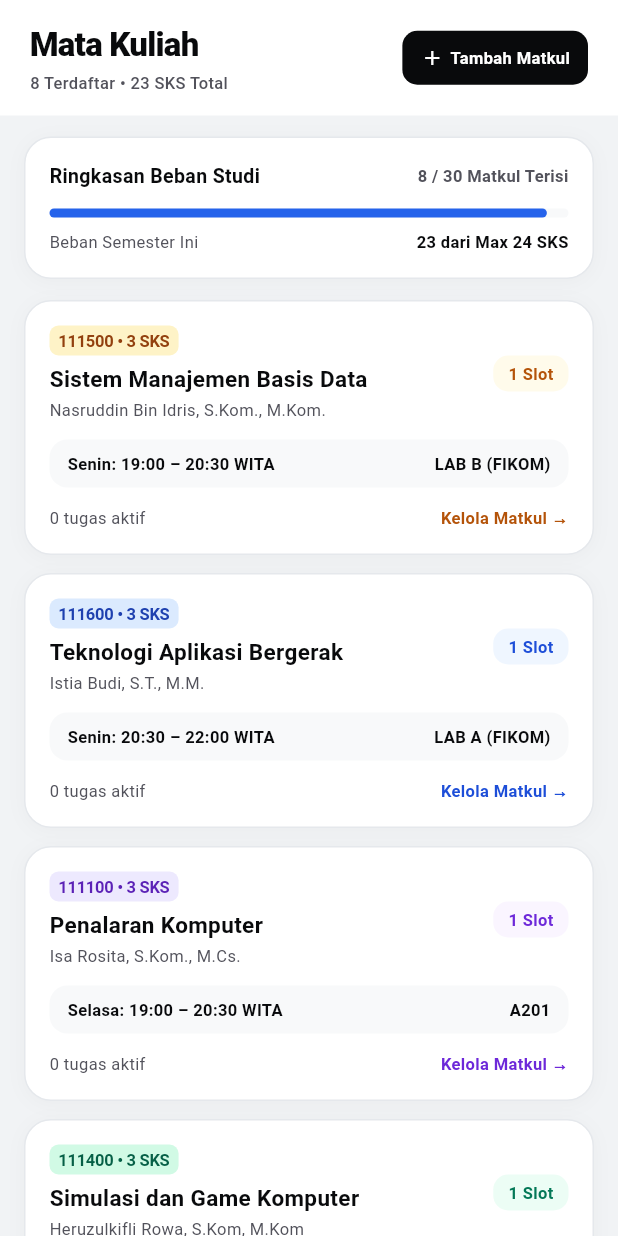
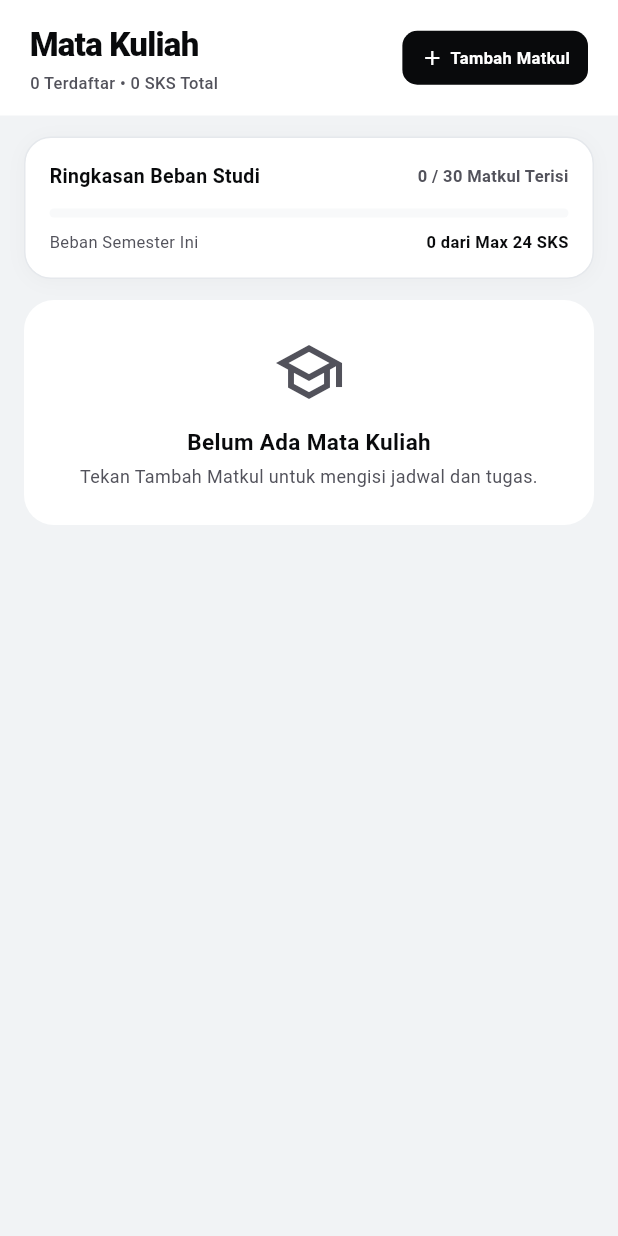
Before and after one commit to FaridNR/Notebook-UM, a Flutter app: the CoursesScreen screen opened directly with empty values, on a phone screen of 412 x 824 dp. Run offline on Flutter 3.47's test engine with Material 3 defaults, Android fonts, the phone set to English and light mode, and no system bars; our stand-ins replace sqflite, sqflite_common_ffi; accounts and stored records are empty; Roboto replaces fonts that are missing (-apple-system).

Commit message:
M3: Pindahkan seluruh data (mata kuliah, jadwal, dan profil) ke SQLite serta verifikasi CRUD dan persistensi lifecycle

```diff
--- a/lib/main.dart
+++ b/lib/main.dart
@@ -27,25 +27,30 @@ void main() {
 }
 
 class NoteBookUMApp extends StatefulWidget {
-  const NoteBookUMApp({super.key});
+  final AppState? appState;
+
+  const NoteBookUMApp({super.key, this.appState});
 
   @override
   State<NoteBookUMApp> createState() => _NoteBookUMAppState();
 }
 
 class _NoteBookUMAppState extends State<NoteBookUMApp> with WidgetsBindingObserver {
-  final AppState _appState = AppState();
+  late final AppState _appState;
 
   @override
   void initState() {
     super.initState();
+    _appState = widget.appState ?? AppState();
     WidgetsBinding.instance.addObserver(this);
   }
 
   @override
   void dispose() {
     WidgetsBinding.instance.removeObserver(this);
-    _appState.dispose();
+    if (widget.appState == null) {
+      _appState.dispose();
+    }
     super.dispose();
   }
 
--- a/lib/state/app_state.dart
+++ b/lib/state/app_state.dart
@@ -22,7 +22,7 @@ class AppState extends ChangeNotifier {
   String _displayName = 'Farid Noor Rahman';
   String _nim = '2411001';
   String _prodi = 'S1 Informatika • IFB5J';
-  final String _campus = 'Universitas Mulia';
+  String _campus = 'Universitas Mulia';
   String _timezone = 'Asia/Makassar';
   bool _isLoggedIn = true;
 
@@ -73,24 +73,21 @@ class AppState extends ChangeNotifier {
   bool _isDbLoaded = false;
   bool get isDbLoaded => _isDbLoaded;
 
+  Future<void>? _loadDbFuture;
+  Future<void> get loadDbFuture => _loadDbFuture ?? Future.value();
+
   AppState({DatabaseService? dbService}) : _dbService = dbService ?? DatabaseService.instance {
     _liveNow = TimeService.nowInWita();
     _startMinuteTicker();
     _initializeData();
-    _loadFromDatabase();
+    _loadDbFuture = _loadFromDatabase();
   }
 
   Future<void> _loadFromDatabase() async {
     try {
-      final hasCourses = await _dbService.hasCourses();
-      if (!hasCourses) {
-        await _dbService.seedInitialCourses(_courses);
-      } else {
-        final loadedCourses = await _dbService.getCourses();
-        if (loadedCourses.isNotEmpty) {
-          _courses = loadedCourses;
-        }
-      }
+      // Seluruh data mata kuliah & jadwal dimuat langsung dari basis data SQLite
+      final loadedCourses = await _dbService.getCourses();
+      _courses = loadedCourses;
 
       // Selalu load seluruh catatan tugas & pengaturan dari database SQLite
       final loadedTasks = await _dbService.getTasks();
@@ -101,7 +98,9 @@ class AppState extends ChangeNotifier {
       if (settings.containsKey('display_name')) _displayName = settings['display_name']!;
       if (settings.containsKey('nim')) _nim = settings['nim']!;
       if (settings.containsKey('prodi')) _prodi = settings['prodi']!;
+      if (settings.containsKey('campus')) _campus = settings['campus']!;
       if (settings.containsKey('timezone')) _timezone = settings['timezone']!;
+      if (settings.containsKey('is_logged_in')) _isLoggedIn = settings['is_logged_in'] == '1';
       if (settings.containsKey('is_reminder_h24')) _isReminderH24 = settings['is_reminder_h24'] == '1';
       if (settings.containsKey('is_reminder_h1')) _isReminderH1 = settings['is_reminder_h1'] == '1';
       if (settings.containsKey('theme_mode')) {
@@ -137,187 +136,8 @@ class AppState extends ChangeNotifier {
   }
 
   void _initializeData() {
-    // 8 Mata Kuliah Aktif IFB5J Universitas Mulia Balikpapan (23 SKS Total)
-    _courses = [
-      const Course(
-        id: 'course-111500',
-        code: '111500',
-        name: 'Sistem Manajemen Basis Data',
-        lecturer: 'Nasruddin Bin Idris, S.Kom., M.Kom.',
-        sks: 3,
-        tone: CourseTone.amber,
-        slots: [
-          ScheduleSlot(
-            id: 'slot-111500',
-            courseId: 'course-111500',
-            courseCode: '111500',
-            courseName: 'Sistem Manajemen Basis Data',
-            day: 1,
-            dayName: 'Senin',
-            startTime: '19:00',
-            endTime: '20:30',
-            room: 'LAB B (FIKOM)',
-            durationMinutes: 90,
-          ),
-        ],
-      ),
-      const Course(
-        id: 'course-111600',
-        code: '111600',
-        name: 'Teknologi Aplikasi Bergerak',
-        lecturer: 'Istia Budi, S.T., M.M.',
-        sks: 3,
-        tone: CourseTone.blue,
-        slots: [
-          ScheduleSlot(
-            id: 'slot-111600',
-            courseId: 'course-111600',
-            courseCode: '111600',
-            courseName: 'Teknologi Aplikasi Bergerak',
-            day: 1,
-            dayName: 'Senin',
-            startTime: '20:30',
-            endTime: '22:00',
-            room: 'LAB A (FIKOM)',
-            durationMinutes: 90,
-          ),
-        ],
-      ),
-      const Course(
-        id: 'course-111100',
-        code: '111100',
-        name: 'Penalaran Komputer',
-        lecturer: 'Isa Rosita, S.Kom., M.Cs.',
-        sks: 3,
-        tone: CourseTone.purple,
-        slots: [
-          ScheduleSlot(
-            id: 'slot-111100',
-            courseId: 'course-111100',
-            courseCode: '111100',
-            courseName: 'Penalaran Komputer',
-            day: 2,
-            dayName: 'Selasa',
-            startTime: '19:00',
-            endTime: '20:30',
-            room: 'A201',
-            durationMinutes: 90,
-          ),
-        ],
-      ),
-      const Course(
-        id: 'course-111400',
-        code: '111400',
-        name: 'Simulasi dan Game Komputer',
-        lecturer: 'Heruzulkifli Rowa, S.Kom, M.Kom',
-        sks: 3,
-        tone: CourseTone.emerald,
-        slots: [
-          ScheduleSlot(
-            id: 'slot-111400',
-            courseId: 'course-111400',
-            courseCode: '111400',
-            courseName: 'Simulasi dan Game Komputer',
-            day: 2,
-            dayName: 'Selasa',
-            startTime: '20:30',
-            endTime: '22:00',
-            room: 'LAB A (FIKOM)',
-            durationMinutes: 90,
-          ),
-        ],
-      ),
-      const Course(
-        id: 'course-110700',
-        code: '110700',
-        name: 'Kriptografi',
-        lecturer: "Muhammad Safi'i, S.Kom., M.Kom.",
-        sks: 3,
-        tone: CourseTone.zinc,
-        slots: [
-          ScheduleSlot(
-            id: 'slot-110700',
-            courseId: 'course-110700',
-            courseCode: '110700',
-            courseName: 'Kriptografi',
-            day: 3,
-            dayName: 'Rabu',
-            startTime: '20:30',
-            endTime: '22:00',
-            room: 'A301',
-            durationMinutes: 90,
-          ),
-        ],
-      ),
-      const Course(
-        id: 'course-000800',
-        code: '000800',
-        name: 'Penulisan dan Publikasi Ilmiah',
-        lecturer: 'Yustian Servanda, S.Kom., M.Kom.',
-        sks: 2,
-        tone: CourseTone.blue,
-        slots: [
-          ScheduleSlot(
-            id: 'slot-000800',
-            courseId: 'course-000800',
-            courseCode: '000800',
-            courseName: 'Penulisan dan Publikasi Ilmiah',
-            day: 4,
-            dayName: 'Kamis',
-            startTime: '19:00',
-            endTime: '20:30',
-            room: 'A203',
-            durationMinutes: 90,
-          ),
-        ],
-      ),
-      const Course(
-        id: 'course-110600',
-        code: '110600',
-        name: 'Jaringan Nirkabel',
-        lecturer: 'Maradona, S.Kom., M.Kom.',
-        sks: 3,
-        tone: CourseTone.amber,
-        slots: [
-          ScheduleSlot(
-            id: 'slot-110600',
-            courseId: 'course-110600',
-            courseCode: '110600',
-            courseName: 'Jaringan Nirkabel',
-            day: 5,
-            dayName: 'Jumat',
-            startTime: '19:00',
-            endTime: '20:30',
-            room: 'LAB JARINGAN (FIKOM)',
-            durationMinutes: 90,
-          ),
-        ],
-      ),
-      const Course(
-        id: 'course-111000',
-        code: '111000',
-        name: 'Pemrograman Aplikasi Bergerak',
-        lecturer: 'Pramudya Prima Insan, S.Kom., M.Kom.',
-        sks: 3,
-        tone: CourseTone.emerald,
-        slots: [
-          ScheduleSlot(
-            id: 'slot-111000',
-            courseId: 'course-111000',
-            courseCode: '111000',
-            courseName: 'Pemrograman Aplikasi Bergerak',
-            day: 5,
-            dayName: 'Jumat',
-            startTime: '20:30',
-            endTime: '22:00',
-            room: 'LAB A (FIKOM)',
-            durationMinutes: 90,
-          ),
-        ],
-      ),
-    ];
-
-    // Seluruh tugas dimulai kosong (tanpa data dummy)
+    // Data mata kuliah dan tugas dimuat secara persisten dari SQLite, bukan hardcoded in-memory
+    _courses = [];
     _tasks = [];
   }
 
@@ -411,11 +231,13 @@ class AppState extends ChangeNotifier {
   void logout() {
     _isLoggedIn = false;
     notifyListeners();
+    unawaited(_dbService.setSetting('is_logged_in', '0'));
   }
 
   void login(String email, String password) {
     _isLoggedIn = true;
     notifyListeners();
+    unawaited(_dbService.setSetting('is_logged_in', '1'));
   }
 
   // Task Completion & Undo
@@ -647,6 +469,13 @@ class AppState extends ChangeNotifier {
     unawaited(_dbService.clearAllData());
   }
 
+  Future<void> resetToDefaultCourses() async {
+    await _dbService.resetToDefaultCourses();
+    _courses = await _dbService.getCourses();
+    _tasks = await _dbService.getTasks();
+    notifyListeners();
+  }
+
   String exportDataAsJson() {
     final data = {
       'exported_at': DateTime.now().toIso8601String(),
```
Also changed, not shown: lib/core/database/database_service.dart (+125 -5 lines), lib/data/initial_courses_data.dart (added, +197 -0 lines), pubspec.lock, 3 other files.
